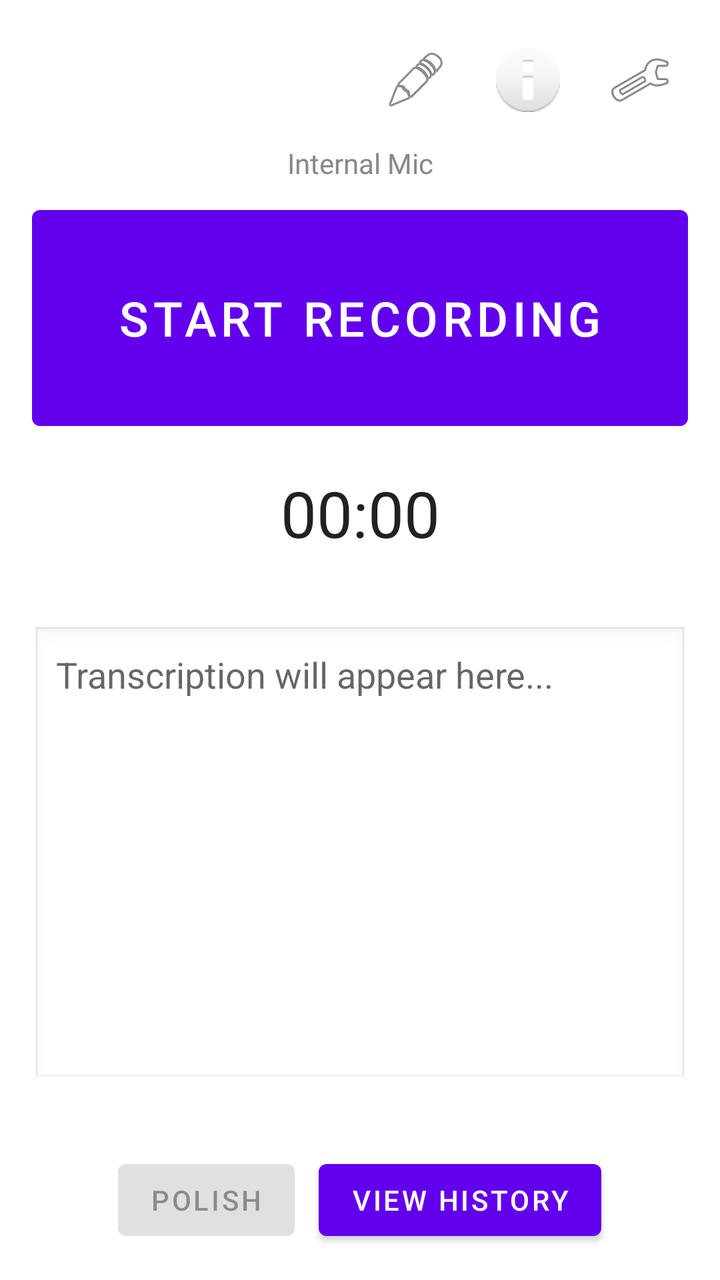
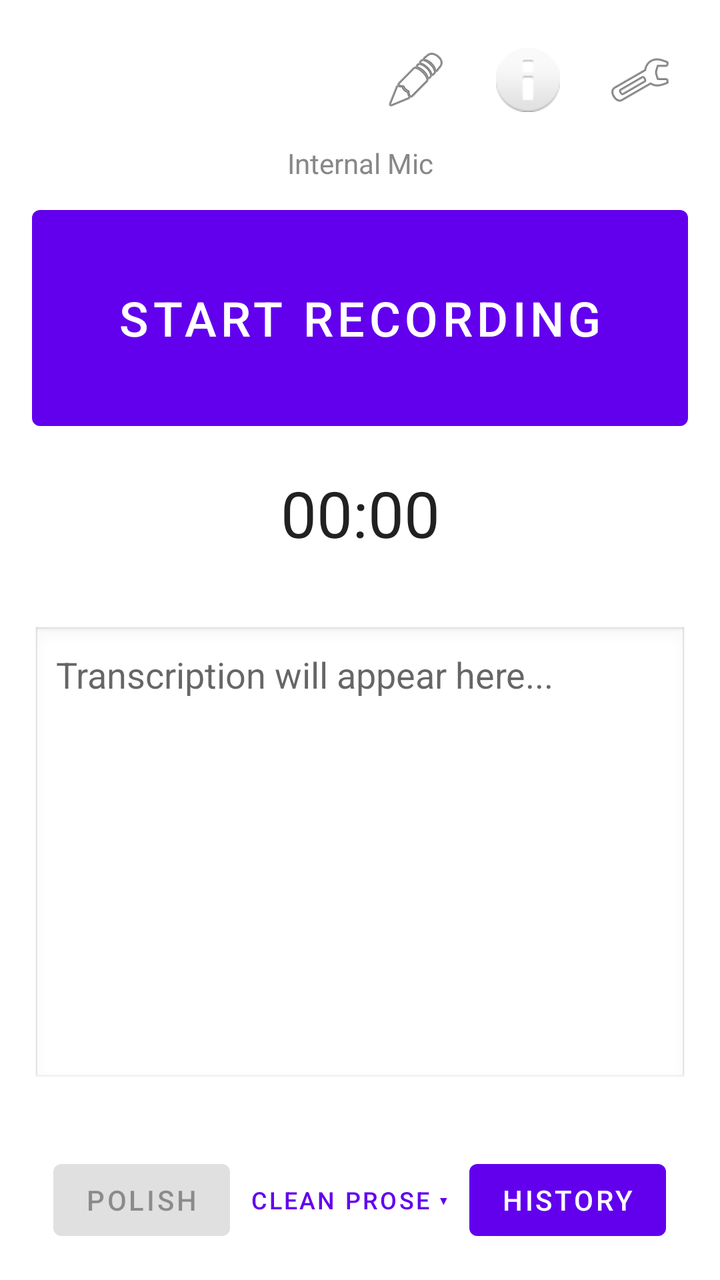

Screens rendered from an Android XML layout before and after an edit, with the pre-edit source and the edit as a unified diff.
<!-- AndroidManifest.xml: application theme Theme.Stow -->
<!-- res/layout/activity_main.xml -->
<?xml version="1.0" encoding="utf-8"?>
<androidx.constraintlayout.widget.ConstraintLayout xmlns:android="http://schemas.android.com/apk/res/android"
    xmlns:app="http://schemas.android.com/apk/res-auto"
    xmlns:tools="http://schemas.android.com/tools"
    android:layout_width="match_parent"
    android:layout_height="match_parent"
    android:padding="16dp"
    tools:context=".MainActivity">

    <ImageButton
        android:id="@+id/btnJargon"
        android:layout_width="48dp"
        android:layout_height="48dp"
        android:src="@android:drawable/ic_menu_edit"
        android:contentDescription="Jargon Dictionary"
        android:background="?attr/selectableItemBackgroundBorderless"
        app:layout_constraintEnd_toStartOf="@+id/btnInfo"
        app:layout_constraintTop_toTopOf="parent"
        android:layout_marginEnd="8dp" />

    <ImageButton
        android:id="@+id/btnInfo"
        android:layout_width="48dp"
        android:layout_height="48dp"
        android:src="@android:drawable/ic_dialog_info"
        android:contentDescription="Info"
        android:background="?attr/selectableItemBackgroundBorderless"
        app:layout_constraintEnd_toStartOf="@+id/btnSettings"
        app:layout_constraintTop_toTopOf="parent"
        android:layout_marginEnd="8dp" />

    <ImageButton
        android:id="@+id/btnSettings"
        android:layout_width="48dp"
        android:layout_height="48dp"
        android:src="@android:drawable/ic_menu_preferences"
        android:contentDescription="Settings"
        android:background="?attr/selectableItemBackgroundBorderless"
        app:layout_constraintEnd_toEndOf="parent"
        app:layout_constraintTop_toTopOf="parent" />

    <TextView
        android:id="@+id/tvMicIndicator"
        android:layout_width="wrap_content"
        android:layout_height="wrap_content"
        android:layout_marginTop="8dp"
        android:text="Internal Mic"
        android:textSize="14sp"
        android:textColor="#888888"
        app:layout_constraintEnd_toEndOf="parent"
        app:layout_constraintStart_toStartOf="parent"
        app:layout_constraintTop_toBottomOf="@+id/btnSettings" />

    <Button
        android:id="@+id/btnRecord"
        android:layout_width="0dp"
        android:layout_height="120dp"
        android:text="Start Recording"
        android:textSize="24sp"
        android:layout_marginTop="8dp"
        app:layout_constraintEnd_toEndOf="parent"
        app:layout_constraintStart_toStartOf="parent"
        app:layout_constraintTop_toBottomOf="@+id/tvMicIndicator" />

    <Chronometer
        android:id="@+id/chronometer"
        android:layout_width="wrap_content"
        android:layout_height="wrap_content"
        android:textSize="32sp"
        android:layout_marginTop="16dp"
        app:layout_constraintTop_toBottomOf="@+id/btnRecord"
        app:layout_constraintStart_toStartOf="parent"
        app:layout_constraintEnd_toEndOf="parent" />

    <TextView
        android:id="@+id/tvUsage"
        android:layout_width="wrap_content"
        android:layout_height="wrap_content"
        android:layout_marginTop="8dp"
        android:textSize="14sp"
        android:textStyle="italic"
        app:layout_constraintTop_toBottomOf="@+id/chronometer"
        app:layout_constraintStart_toStartOf="parent"
        app:layout_constraintEnd_toEndOf="parent" />

    <TextView
        android:id="@+id/tvResultLabel"
        android:layout_width="0dp"
        android:layout_height="wrap_content"
        android:layout_marginTop="16dp"
        android:text="Result (editable)"
        android:textSize="13sp"
        android:textStyle="bold"
        android:visibility="gone"
        app:layout_constraintEnd_toEndOf="parent"
        app:layout_constraintStart_toStartOf="parent"
        app:layout_constraintTop_toBottomOf="@+id/tvUsage" />

    <EditText
        android:id="@+id/etTranscription"
        android:layout_width="0dp"
        android:layout_height="0dp"
        android:layout_marginTop="8dp"
        android:background="@android:drawable/edit_text"
        android:gravity="top|start"
        android:hint="Transcription will appear here..."
        android:inputType="textMultiLine|textCapSentences"
        android:minLines="4"
        android:padding="12dp"
        android:scrollbars="vertical"
        android:textSize="18sp"
        android:focusable="false"
        android:focusableInTouchMode="false"
        android:cursorVisible="false"
        android:longClickable="true"
        app:layout_constraintBottom_toTopOf="@+id/resultActionRow"
        app:layout_constraintEnd_toEndOf="parent"
        app:layout_constraintStart_toStartOf="parent"
        app:layout_constraintTop_toBottomOf="@+id/tvResultLabel" />

    <LinearLayout
        android:id="@+id/resultActionRow"
        android:layout_width="0dp"
        android:layout_height="wrap_content"
        android:layout_marginBottom="8dp"
        android:gravity="center"
        android:orientation="horizontal"
        android:visibility="gone"
        app:layout_constraintBottom_toTopOf="@+id/tvVersion"
        app:layout_constraintEnd_toEndOf="parent"
        app:layout_constraintStart_toStartOf="parent">

        <Button
            android:id="@+id/btnCopyResult"
            android:layout_width="0dp"
            android:layout_height="wrap_content"
            android:layout_weight="1"
            android:text="Copy" />
    </LinearLayout>

    <TextView
        android:id="@+id/tvVersion"
        android:layout_width="wrap_content"
        android:layout_height="wrap_content"
        android:layout_marginBottom="16dp"
        android:textColor="#888888"
        android:textSize="12sp"
        app:layout_constraintBottom_toTopOf="@+id/bottomButtonRow"
        app:layout_constraintStart_toStartOf="parent"
        app:layout_constraintEnd_toEndOf="parent" />

    <LinearLayout
        android:id="@+id/bottomButtonRow"
        android:layout_width="0dp"
        android:layout_height="wrap_content"
        android:gravity="center"
        android:orientation="horizontal"
        app:layout_constraintBottom_toBottomOf="parent"
        app:layout_constraintEnd_toEndOf="parent"
        app:layout_constraintStart_toStartOf="parent">

        <Button
            android:id="@+id/btnPolish"
            android:layout_width="wrap_content"
            android:layout_height="wrap_content"
            android:layout_marginEnd="12dp"
            android:enabled="false"
            android:text="Polish" />

        <Button
            android:id="@+id/btnHistory"
            android:layout_width="wrap_content"
            android:layout_height="wrap_content"
            android:text="View History" />
    </LinearLayout>

</androidx.constraintlayout.widget.ConstraintLayout>
<!-- resources referenced by this layout -->
<resources>
  <style name="Theme.Stow" parent="Theme.MaterialComponents.DayNight.DarkActionBar">
          
          <item name="colorPrimary">@color/primary</item>
          <item name="colorPrimaryVariant">@color/primaryDark</item>
          <item name="colorOnPrimary">@color/white</item>
          
          <item name="colorSecondary">@color/accent</item>
          <item name="colorSecondaryVariant">@color/accent</item>
          <item name="colorOnSecondary">@color/black</item>
      </style>
  <color name="primary">#6200EE</color>
  <color name="primaryDark">#3700B3</color>
  <color name="white">#FFFFFFFF</color>
  <color name="accent">#03DAC5</color>
  <color name="black">#FF000000</color>
</resources>

<!-- the commit's change to res/layout/activity_main.xml (unified diff, before → after) -->
@@ -163,15 +163,28 @@
             android:id="@+id/btnPolish"
             android:layout_width="wrap_content"
             android:layout_height="wrap_content"
-            android:layout_marginEnd="12dp"
             android:enabled="false"
             android:text="Polish" />
+
+        <Button
+            android:id="@+id/btnPolishPreset"
+            style="?attr/borderlessButtonStyle"
+            android:layout_width="wrap_content"
+            android:layout_height="wrap_content"
+            android:layout_marginStart="2dp"
+            android:layout_marginEnd="2dp"
+            android:contentDescription="Polish preset"
+            android:ellipsize="end"
+            android:maxLines="1"
+            android:maxWidth="132dp"
+            android:textSize="12sp"
+            android:text="Clean prose ▾" />
 
         <Button
             android:id="@+id/btnHistory"
             android:layout_width="wrap_content"
             android:layout_height="wrap_content"
-            android:text="View History" />
+            android:text="History" />
     </LinearLayout>
 
 </androidx.constraintlayout.widget.ConstraintLayout>
